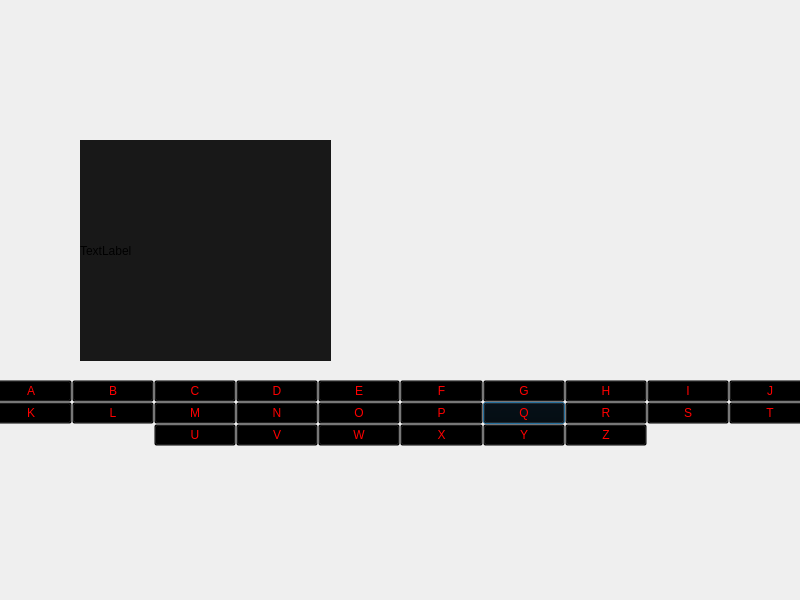
First picture: the form in JogoDaForca/gameview.ui, repository SilvioFJr/Jogo-da-Forca, before the edit.
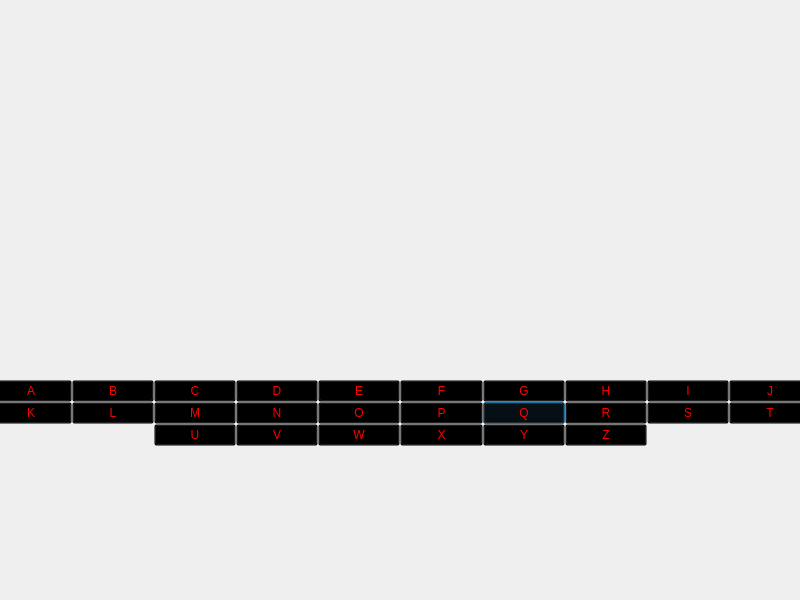
Second picture: the form after the edit. Icons and pictures are not drawn.

The edit to the form file:
```diff
--- a/JogoDaForca/gameview.ui
+++ b/JogoDaForca/gameview.ui
@@ -424,22 +424,6 @@
     <bool>true</bool>
    </property>
   </widget>
-  <widget class="QLabel" name="lbl_mask">
-   <property name="geometry">
-    <rect>
-     <x>80</x>
-     <y>140</y>
-     <width>251</width>
-     <height>221</height>
-    </rect>
-   </property>
-   <property name="styleSheet">
-    <string notr="true">background: rgb(0, 0, 0, 0.9)</string>
-   </property>
-   <property name="text">
-    <string>TextLabel</string>
-   </property>
-  </widget>
  </widget>
  <resources>
   <include location="../img/imagens.qrc"/>
```
Left out of the diff: 312 changed lines with no effect on the pictures.
